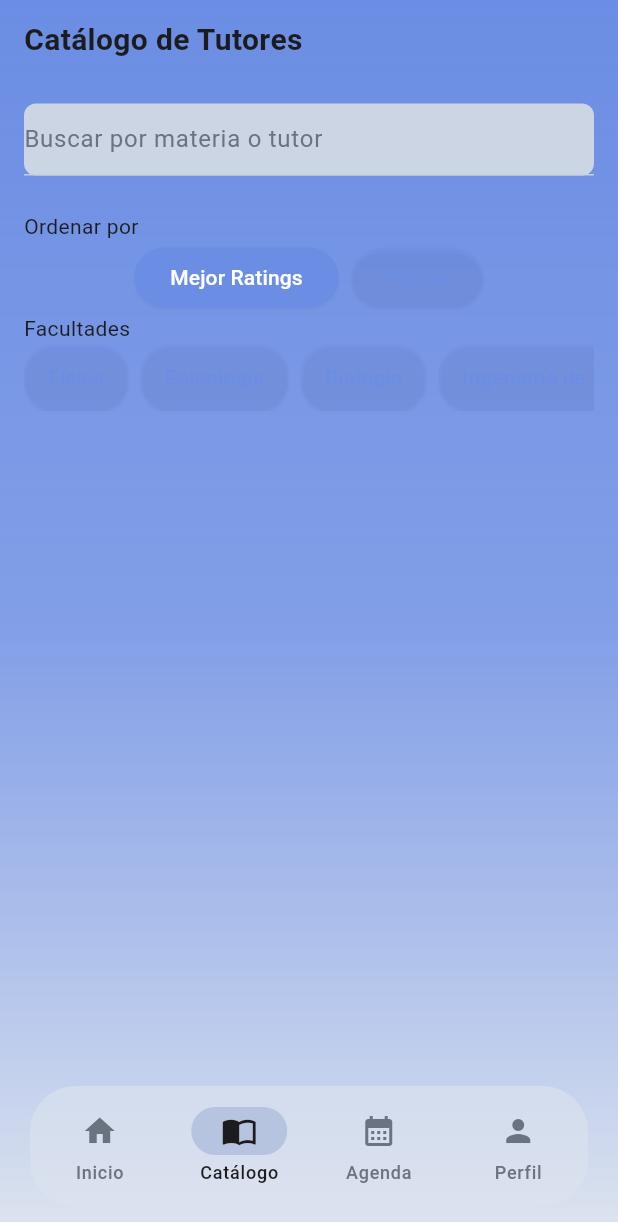
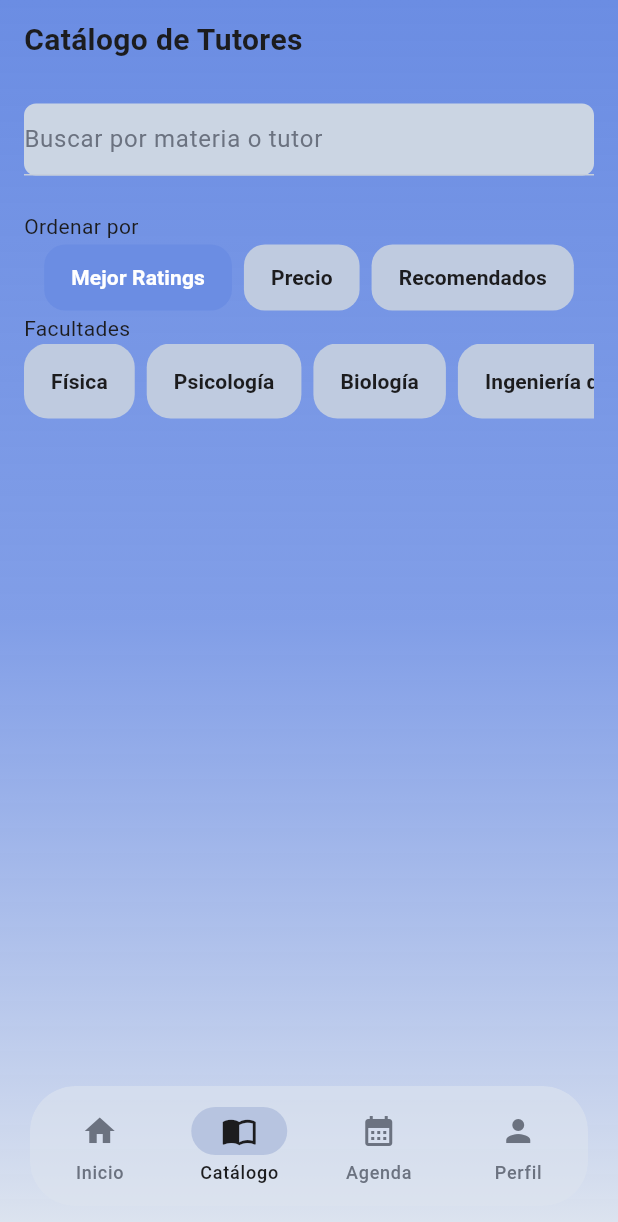
Before and after one commit to G45S4-ISIS3510-2026-1/G45-FLUTTER, a Flutter app: the WidgetTree screen opened directly, item 2 of the bottom bar chosen, after a tap on "Mejor Ratings", on a phone screen of 412 x 824 dp. Shown: the top 1222 px of the screen. Run offline on Flutter 3.47's test engine with Material 3 defaults, Android fonts, the light colour scheme and no system bars; our stand-ins replace cached_network_image, connectivity_plus, firebase_analytics, firebase_auth, firebase_core, firebase_crashlytics and 4 more; missing offline and left inert: ambient_light, mobile_scanner; accounts and stored records are empty; network calls fail.

Commit message:
Cambios Smart feature

```diff
--- a/lib/views/pages/user/tutor_catalog_page.dart
+++ b/lib/views/pages/user/tutor_catalog_page.dart
@@ -1,8 +1,14 @@
+import 'dart:convert';
+
 import 'package:flutter/material.dart';
+import 'package:g45_flutter/config/api_config.dart';
+import 'package:g45_flutter/models/tutor_summary.dart';
 import 'package:g45_flutter/services/analytics_service.dart';
 import 'package:g45_flutter/viewmodels/tutor_viewmodel.dart';
 import 'package:g45_flutter/widgets/tutor/tutor_card.dart';
+import 'package:http/http.dart' as http;
 import 'package:provider/provider.dart';
+import 'package:g45_flutter/services/recent_viewed.dart';
 
 class CatalogPage extends StatefulWidget {
   const CatalogPage({super.key});
@@ -17,6 +23,8 @@ class _CatalogPageState extends State<CatalogPage> {
   String searchQuery = "";
   String? selectedFaculty;
   String selectedSort = "";
+  bool recommendationsEnabled = false;
+  List<TutorSummary> recommendedTutors = [];
   String normalize(String text) {
     return text
         .toLowerCase()
@@ -35,6 +43,47 @@ class _CatalogPageState extends State<CatalogPage> {
     "Ingeniería de Sistemas y Computación",
     "Matemáticas",
   ];
+  Future<void> loadRecommendations() async {
+    try {
+      await RecentViewedService().init();
+
+      final searchedIds = RecentViewedService().ids;
+
+      print("===== RECOMMENDATIONS DEBUG =====");
+      print("RECENT VIEWED IDS SENT: $searchedIds");
+      print("POST URL: ${ApiConfig.baseUrl}/recommendations?n_top=5");
+
+      if (searchedIds.isEmpty) {
+        print("No hay tutores vistos recientemente");
+        return;
+      }
+
+      final response = await http.post(
+        Uri.parse("${ApiConfig.baseUrl}/recommendations?n_top=5"),
+        headers: {"Content-Type": "application/json"},
+        body: jsonEncode(searchedIds),
+      );
+
+      print("RECOMMENDATION STATUS: ${response.statusCode}");
+      print("RECOMMENDATION BODY: ${response.body}");
+
+      if (response.statusCode == 200) {
+        final List data = jsonDecode(response.body);
+
+        setState(() {
+          recommendedTutors = data
+              .map((json) => TutorSummary.fromJson(json))
+              .toList();
+
+          recommendationsEnabled = true;
+        });
+
+        print("RECOMMENDED TUTORS COUNT: ${recommendedTutors.length}");
+      }
+    } catch (e) {
+      print("ERROR RECOMMENDATIONS: $e");
+    }
+  }
 
   //una vez abre el page corre todo esto
   @override
@@ -63,15 +112,15 @@ class _CatalogPageState extends State<CatalogPage> {
   @override
   Widget build(BuildContext context) {
     final colorScheme = Theme.of(context).colorScheme;
-    final vm = Provider.of<TutorViewModel>(
-      context,
-    );
+    final vm = Provider.of<TutorViewModel>(context);
 
     if (vm.isLoading) {
       return Center(child: CircularProgressIndicator());
     }
 
-    final filteredTutors = vm.tutors.where((tutor) {
+    final sourceTutors = recommendationsEnabled ? recommendedTutors : vm.tutors;
+
+    final filteredTutors = sourceTutors.where((tutor) {
       final name = normalize(tutor.name ?? "");
       final major = normalize(tutor.major ?? "");
       final query = normalize(searchQuery);
@@ -93,6 +142,9 @@ class _CatalogPageState extends State<CatalogPage> {
         (a, b) => (a.sessionPrice ?? 0).compareTo(b.sessionPrice ?? 0),
       );
     }
+    //-------------------------------------------
+    // Recomendaciones (solo la primera vez que entra al page)
+    //--------------------------------------------
 
     return SingleChildScrollView(
       controller: _scrollController,
@@ -107,9 +159,10 @@ class _CatalogPageState extends State<CatalogPage> {
                   child: Text(
                     'Catálogo de Tutores',
                     style: TextStyle(
-                        fontSize: 20,
-                        fontWeight: FontWeight.bold,
-                        color: colorScheme.onSurface),
+                      fontSize: 20,
+                      fontWeight: FontWeight.bold,
+                      color: colorScheme.onSurface,
+                    ),
                   ),
                 ),
               ],
@@ -157,52 +210,125 @@ class _CatalogPageState extends State<CatalogPage> {
                 Wrap(
                   spacing: 8,
                   runSpacing: 8,
+                  alignment: WrapAlignment.center,
                   children: [
                     ElevatedButton(
                       onPressed: () {
                         setState(() {
-                          if (selectedSort == "rating") {
-                            selectedSort = "";
-                          } else {
-                            selectedSort = "rating";
-                          }
+                          recommendationsEnabled = false;
+                          selectedSort = selectedSort == "rating"
+                              ? ""
+                              : "rating";
                         });
+
                         AnalyticsService.instance.logEvent('filter_applied', {
                           'filter_name': 'mejor_rating',
                         });
                       },
                       style: ElevatedButton.styleFrom(
+                        elevation: 0,
                         backgroundColor: selectedSort == "rating"
                             ? colorScheme.primary
-                            : colorScheme.primary.withOpacity(0.2),
+                            : colorScheme.surfaceContainerHigh,
                         foregroundColor: selectedSort == "rating"
                             ? colorScheme.onPrimary
-                            : colorScheme.primary,
+                            : colorScheme.onSurface,
+                        shape: RoundedRectangleBorder(
+                          borderRadius: BorderRadius.circular(14),
+                        ),
+                        padding: const EdgeInsets.symmetric(
+                          horizontal: 18,
+                          vertical: 12,
+                        ),
                       ),
-                      child: Text("Mejor Ratings"),
+                      child: const Text(
+                        "Mejor Ratings",
+                        style: TextStyle(fontWeight: FontWeight.w600),
+                      ),
                     ),
+
                     ElevatedButton(
                       onPressed: () {
                         setState(() {
-                          if (selectedSort == "price") {
-                            selectedSort = "";
-                          } else {
-                            selectedSort = "price";
-                          }
+                          recommendationsEnabled = false;
+                          selectedSort = selectedSort == "price" ? "" : "price";
                         });
+
                         AnalyticsService.instance.logEvent('filter_applied', {
                           'filter_name': 'precio',
                         });
                       },
                       style: ElevatedButton.styleFrom(
+                        elevation: 0,
                         backgroundColor: selectedSort == "price"
                             ? colorScheme.primary
-                            : colorScheme.primary.withOpacity(0.2),
+                            : colorScheme.surfaceContainerHigh,
                         foregroundColor: selectedSort == "price"
                             ? colorScheme.onPrimary
-                            : colorScheme.primary,
+                            : colorScheme.onSurface,
+                        shape: RoundedRectangleBorder(
+                          borderRadius: BorderRadius.circular(14),
+                        ),
+                        padding: const EdgeInsets.symmetric(
+                          horizontal: 18,
+                          vertical: 12,
+                        ),
                       ),
-                      child: Text("Precio"),
+                      child: const Text(
+                        "Precio",
+                        style: TextStyle(fontWeight: FontWeight.w600),
+                      ),
+                    ),
+
+                    ElevatedButton(
+                      onPressed: () async {
+                        print("========== CLICK RECOMENDADOS ==========");
+
+                        setState(() {
+                          recommendationsEnabled = !recommendationsEnabled;
+
+                          // desactivar sorts
+                          selectedSort = "";
+
+                          // limpiar recomendaciones al apagar
+                          if (!recommendationsEnabled) {
+                            recommendedTutors = [];
+                          }
+                        });
+
+                        print(
+                          "recommendationsEnabled: $recommendationsEnabled",
+                        );
+
+                        // SOLO si quedó activo
+                        if (recommendationsEnabled) {
+                          await loadRecommendations();
+                        }
+
+                        AnalyticsService.instance.logEvent('filter_applied', {
+                          'filter_name': 'recomendados',
+                        });
+                      },
+                      style: ElevatedButton.styleFrom(
+                        elevation: 0,
+                        backgroundColor: recommendationsEnabled
+                            ? colorScheme.primary
+                            : colorScheme.surfaceContainerHigh,
+                        foregroundColor: recommendationsEnabled
+                            ? colorScheme.onPrimary
+                            : colorScheme.onSurface,
+                        shape: RoundedRectangleBorder(
+                          borderRadius: BorderRadius.circular(14),
+                        ),
+                        padding: const EdgeInsets.symmetric(
+                          horizontal: 18,
+                          vertical: 12,
+                        ),
+                      ),
+                      child: const Text(
+                        "Recomendados",
+                        style: TextStyle(fontWeight: FontWeight.w600),
+                      ),
                     ),
                   ],
                 ),
@@ -221,7 +347,7 @@ class _CatalogPageState extends State<CatalogPage> {
                 ),
                 //Botones de filtro de Facultad [mapeados]
                 SizedBox(
-                  height: 45,
+                  height: 50,
                   child: ListView.builder(
                     scrollDirection: Axis.horizontal,
                     itemCount: facultadesMock.length,
@@ -241,24 +367,38 @@ class _CatalogPageState extends State<CatalogPage> {
                                 selectedFaculty = facultad;
                               }
                             });
+
                             AnalyticsService.instance.logEvent(
                               'filter_applied',
                               {'filter_name': facultad},
                             );
                           },
+
                           style: ElevatedButton.styleFrom(
+                            elevation: 0,
+
                             backgroundColor: isSelected
                                 ? colorScheme.primary
-                                : colorScheme.primary.withOpacity(0.2),
+                                : colorScheme.surfaceContainerHigh,
+
                             foregroundColor: isSelected
                                 ? colorScheme.onPrimary
-                                : colorScheme.primary,
+                                : colorScheme.onSurface,
+
                             shape: RoundedRectangleBorder(
-                              borderRadius: BorderRadius.circular(20),
+                              borderRadius: BorderRadius.circular(16),
                             ),
-                            padding: EdgeInsets.symmetric(horizontal: 16),
+
+                            padding: const EdgeInsets.symmetric(
+                              horizontal: 18,
+                              vertical: 12,
+                            ),
                           ),
-                          child: Text(facultad),
+
+                          child: Text(
+                            facultad,
+                            style: const TextStyle(fontWeight: FontWeight.w600),
+                          ),
                         ),
                       );
                     },
```
